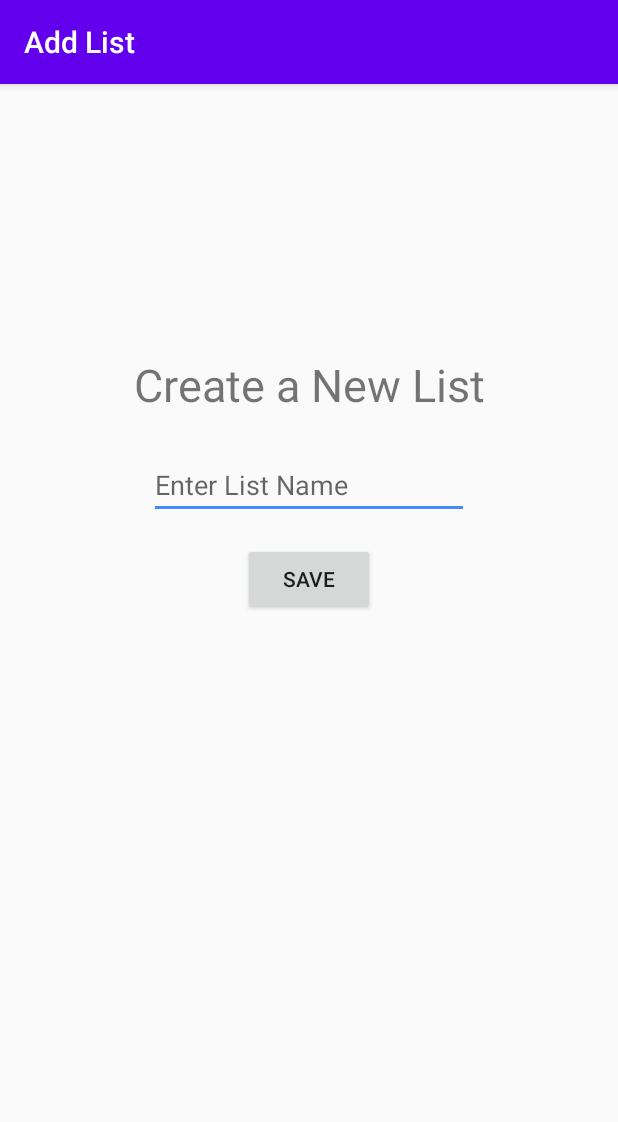
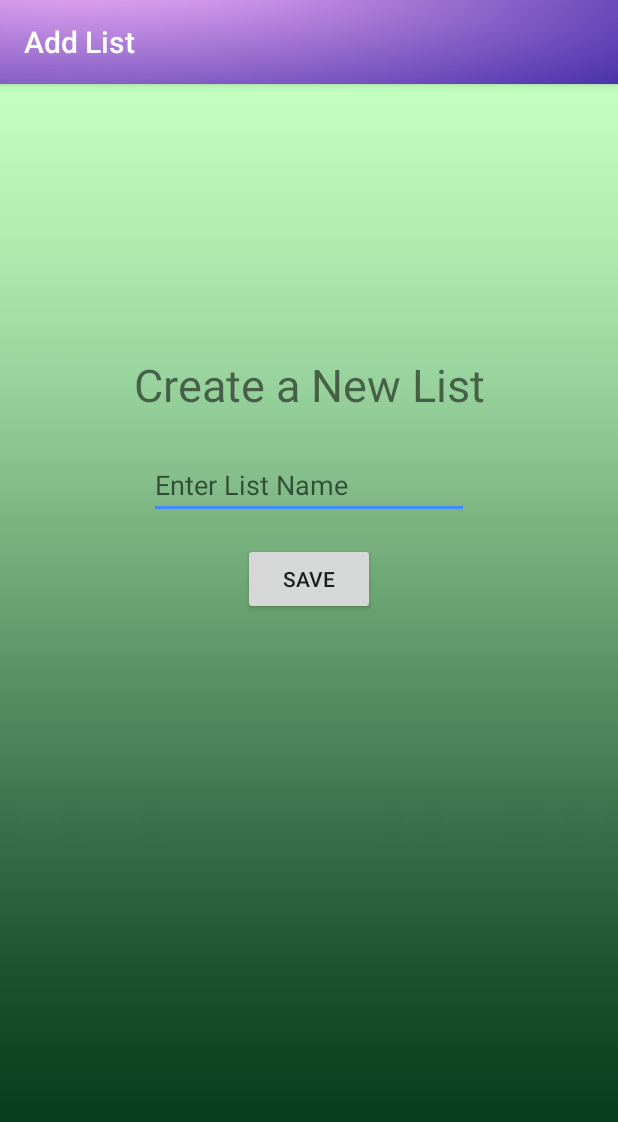
Before and after one commit to bonnie-a/TodoList, an Android app: the AddTodoListActivity screen opened directly, with no data from a screen before it, on a phone screen of 412 x 824 dp. Shown: the top 1122 px of the screen. Run offline under Robolectric (Android 15) with nearby library versions, the phone set to English and light mode, and no system bars.

Commit message:
Adds Background color to pages and tasks

```diff
--- a/app/src/main/res/layout/activity_add_task.xml
+++ b/app/src/main/res/layout/activity_add_task.xml
@@ -15,14 +15,15 @@
             android:id="@+id/toolbar"
             android:layout_width="match_parent"
             android:layout_height="?attr/actionBarSize"
-            android:background="?attr/colorPrimary"
-            app:popupTheme="@style/AppTheme.PopupOverlay" />
+            app:popupTheme="@style/AppTheme.PopupOverlay"
+            android:background="@drawable/purpgrad"/>
 
     </com.google.android.material.appbar.AppBarLayout>
 
     <androidx.constraintlayout.widget.ConstraintLayout xmlns:android="http://schemas.android.com/apk/res/android"
         xmlns:app="http://schemas.android.com/apk/res-auto"
         xmlns:tools="http://schemas.android.com/tools"
+        android:background="@drawable/greengrad"
         android:layout_width="match_parent"
         android:layout_height="match_parent"
         app:layout_behavior="@string/appbar_scrolling_view_behavior">
--- a/app/src/main/res/layout/activity_add_todo_list.xml
+++ b/app/src/main/res/layout/activity_add_todo_list.xml
@@ -15,8 +15,8 @@
             android:id="@+id/toolbar"
             android:layout_width="match_parent"
             android:layout_height="?attr/actionBarSize"
-            android:background="?attr/colorPrimary"
-            app:popupTheme="@style/AppTheme.PopupOverlay" />
+            app:popupTheme="@style/AppTheme.PopupOverlay"
+            android:background="@drawable/purpgrad"/>
 
     </com.google.android.material.appbar.AppBarLayout>
 
@@ -25,6 +25,7 @@
         xmlns:tools="http://schemas.android.com/tools"
         android:layout_width="match_parent"
         android:layout_height="match_parent"
+        android:background="@drawable/greengrad"
         app:layout_behavior="@string/appbar_scrolling_view_behavior">
 
         <TextView
--- a/app/src/main/res/layout/activity_main.xml
+++ b/app/src/main/res/layout/activity_main.xml
@@ -9,13 +9,14 @@
     <com.google.android.material.appbar.AppBarLayout
         android:layout_width="match_parent"
         android:layout_height="wrap_content"
+
         android:theme="@style/AppTheme.AppBarOverlay">
 
         <androidx.appcompat.widget.Toolbar
             android:id="@+id/toolbar"
             android:layout_width="match_parent"
             android:layout_height="?attr/actionBarSize"
-            android:background="?attr/colorPrimary"
+
             app:popupTheme="@style/AppTheme.PopupOverlay" />
 
     </com.google.android.material.appbar.AppBarLayout>
@@ -27,7 +28,7 @@
     android:layout_height="match_parent"
     android:padding="8dp"
     tools:context=".TodoListActivity"
-    android:background="@color/colorBackground">
+        android:background="@drawable/bluegrad">
 
     <androidx.recyclerview.widget.RecyclerView
         android:id="@+id/recyclerview_todolists"
--- a/app/src/main/res/layout/activity_task.xml
+++ b/app/src/main/res/layout/activity_task.xml
@@ -9,13 +9,13 @@
     <com.google.android.material.appbar.AppBarLayout
         android:layout_width="match_parent"
         android:layout_height="wrap_content"
+
         android:theme="@style/AppTheme.AppBarOverlay">
 
         <androidx.appcompat.widget.Toolbar
             android:id="@+id/toolbar"
             android:layout_width="match_parent"
             android:layout_height="?attr/actionBarSize"
-            android:background="?attr/colorPrimary"
             app:popupTheme="@style/AppTheme.PopupOverlay">
             <TextView
                 android:id="@+id/textView"
@@ -35,9 +35,10 @@
         xmlns:tools="http://schemas.android.com/tools"
         android:layout_width="match_parent"
         android:layout_height="match_parent"
+        android:background="@drawable/bluegrad"
         android:padding="8dp"
         tools:context=".TodoListActivity"
-        android:background="@color/colorBackground">
+        >
 
         <androidx.recyclerview.widget.RecyclerView
             android:id="@+id/recyclerview_tasks"
--- a/app/src/main/res/layout/activity_update_name.xml
+++ b/app/src/main/res/layout/activity_update_name.xml
@@ -15,7 +15,7 @@
             android:id="@+id/toolbar"
             android:layout_width="match_parent"
             android:layout_height="?attr/actionBarSize"
-            android:background="?attr/colorPrimary"
+            android:background="@drawable/purpgrad"
             app:popupTheme="@style/AppTheme.PopupOverlay" />
 
     </com.google.android.material.appbar.AppBarLayout>
@@ -24,6 +24,7 @@
         xmlns:app="http://schemas.android.com/apk/res-auto"
         android:layout_width="match_parent"
         android:layout_height="match_parent"
+        android:background="@drawable/bluegrad"
         app:layout_behavior="@string/appbar_scrolling_view_behavior">
 
         <TextView
--- a/app/src/main/res/layout/activity_update_todo_list.xml
+++ b/app/src/main/res/layout/activity_update_todo_list.xml
@@ -15,7 +15,7 @@
             android:id="@+id/toolbar"
             android:layout_width="match_parent"
             android:layout_height="?attr/actionBarSize"
-            android:background="?attr/colorPrimary"
+            android:background="@drawable/purpgrad"
             app:popupTheme="@style/AppTheme.PopupOverlay" />
 
     </com.google.android.material.appbar.AppBarLayout>
@@ -24,6 +24,7 @@
         xmlns:app="http://schemas.android.com/apk/res-auto"
         android:layout_width="match_parent"
         android:layout_height="match_parent"
+        android:background="@drawable/bluegrad"
         app:layout_behavior="@string/appbar_scrolling_view_behavior">
 
         <TextView
--- a/app/src/main/res/layout/todolistview.xml
+++ b/app/src/main/res/layout/todolistview.xml
@@ -14,6 +14,7 @@
 
         <androidx.constraintlayout.widget.ConstraintLayout
             android:layout_width="match_parent"
+            android:background="@drawable/purpgrad"
             android:layout_height="wrap_content">
 
             <ImageButton
```
Also changed, not shown: app/src/main/res/layout/task.xml (+6 -1 lines).
